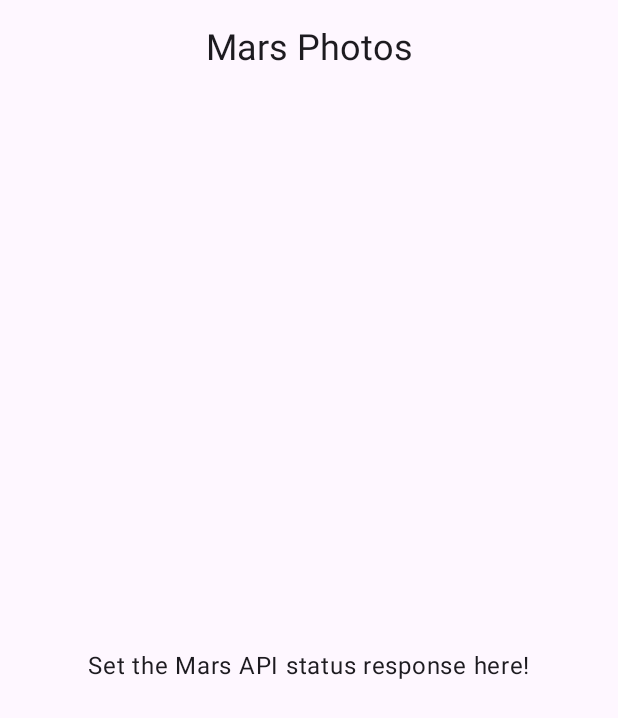
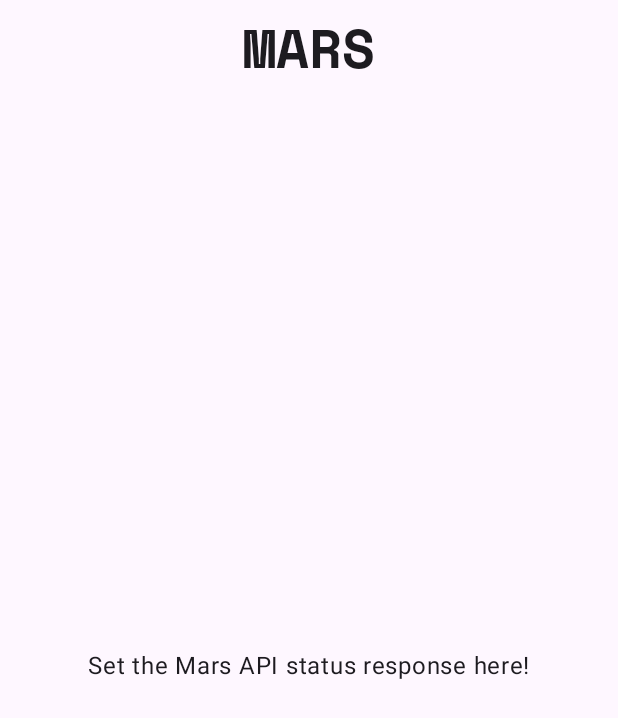
Before and after one commit to Hitendra27/Mars, an Android app built with Jetpack Compose: the screen it shows after launch (MainActivity), on a phone screen of 412 x 824 dp. Shown: the top 718 px of the screen. Run offline under Robolectric (Android 15) with nearby library versions, the phone set to English and light mode, and no system bars.

Commit message:
feat: Implented Google fonts for project

```diff
--- a/app/src/main/java/com/example/marsphotos/ui/MarsPhotosApp.kt
+++ b/app/src/main/java/com/example/marsphotos/ui/MarsPhotosApp.kt
@@ -31,11 +31,13 @@ import androidx.compose.runtime.Composable
 import androidx.compose.ui.Modifier
 import androidx.compose.ui.input.nestedscroll.nestedScroll
 import androidx.compose.ui.res.stringResource
+import androidx.compose.ui.tooling.preview.Preview
 import androidx.lifecycle.viewmodel.compose.viewModel
 import com.example.marsphotos.R
 import com.example.marsphotos.ui.screens.HomeScreen
 import com.example.marsphotos.ui.screens.MarsViewModel
 
+@Preview(showBackground = true)
 @Composable
 fun MarsPhotosApp() {
     val scrollBehavior = TopAppBarDefaults.enterAlwaysScrollBehavior()
@@ -62,7 +64,7 @@ fun MarsTopAppBar(scrollBehavior: TopAppBarScrollBehavior, modifier: Modifier =
         title = {
             Text(
                 text = stringResource(R.string.app_name),
-                style = MaterialTheme.typography.headlineSmall,
+                style = MaterialTheme.typography.displayLarge
             )
         },
         modifier = modifier
--- a/app/src/main/java/com/example/marsphotos/ui/theme/Type.kt
+++ b/app/src/main/java/com/example/marsphotos/ui/theme/Type.kt
@@ -18,12 +18,23 @@ package com.example.marsphotos.ui.theme
 
 import androidx.compose.material3.Typography
 import androidx.compose.ui.text.TextStyle
+import androidx.compose.ui.text.font.Font
 import androidx.compose.ui.text.font.FontFamily
 import androidx.compose.ui.text.font.FontWeight
 import androidx.compose.ui.unit.sp
+import com.example.marsphotos.R
+
+val SpaceMono = FontFamily(
+    Font(R.font.spacemono_bold)
+)
 
 // Set of Material typography styles to start with
 val Typography = Typography(
+    displayLarge = TextStyle(
+        fontFamily = SpaceMono,
+        fontWeight = FontWeight.Normal,
+        fontSize = 36.sp
+    ),
     bodyLarge = TextStyle(
         fontFamily = FontFamily.Default,
         fontWeight = FontWeight.Normal,
--- a/app/src/main/res/values/strings.xml
+++ b/app/src/main/res/values/strings.xml
@@ -14,10 +14,10 @@
   ~ limitations under the License.
   -->
 <resources>
-    <string name="app_name">Mars Photos</string>
+    <string name="app_name">MARS</string>
     <string name="loading_failed">Failed to load</string>
     <string name="placeholder_result">Placeholder result text</string>
     <string name="retry">Retry</string>
     <string name="loading">Loading</string>
-    <string name="mars_photo">Mars photo</string>
+    <string name="mars_photo">Mars</string>
 </resources>
```
